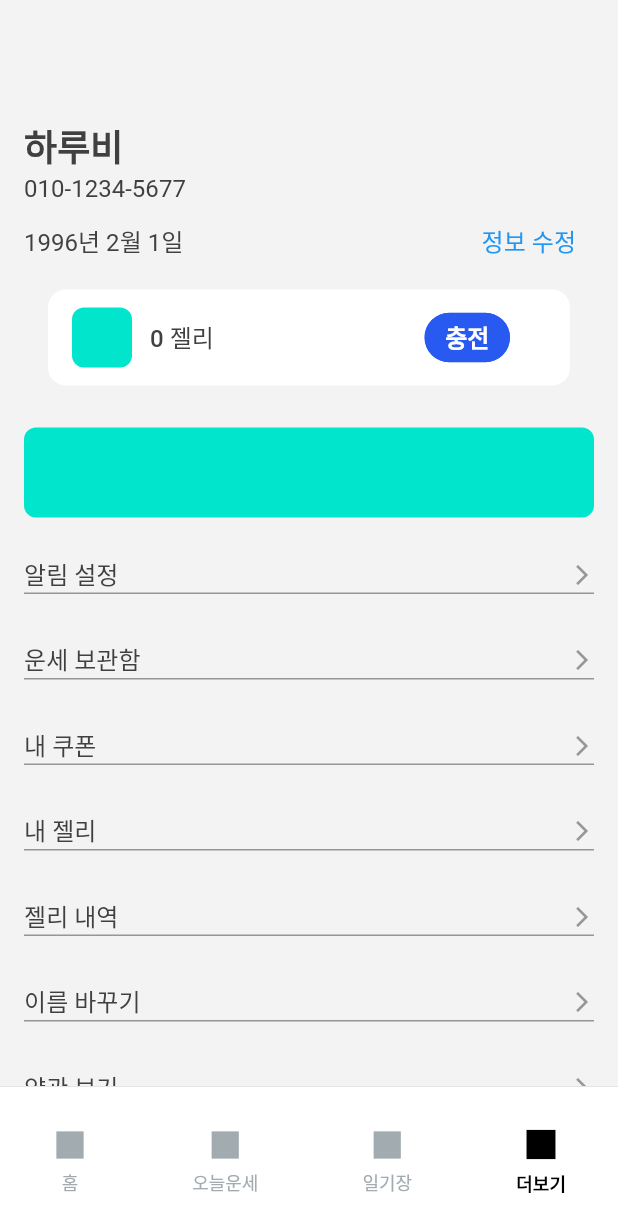
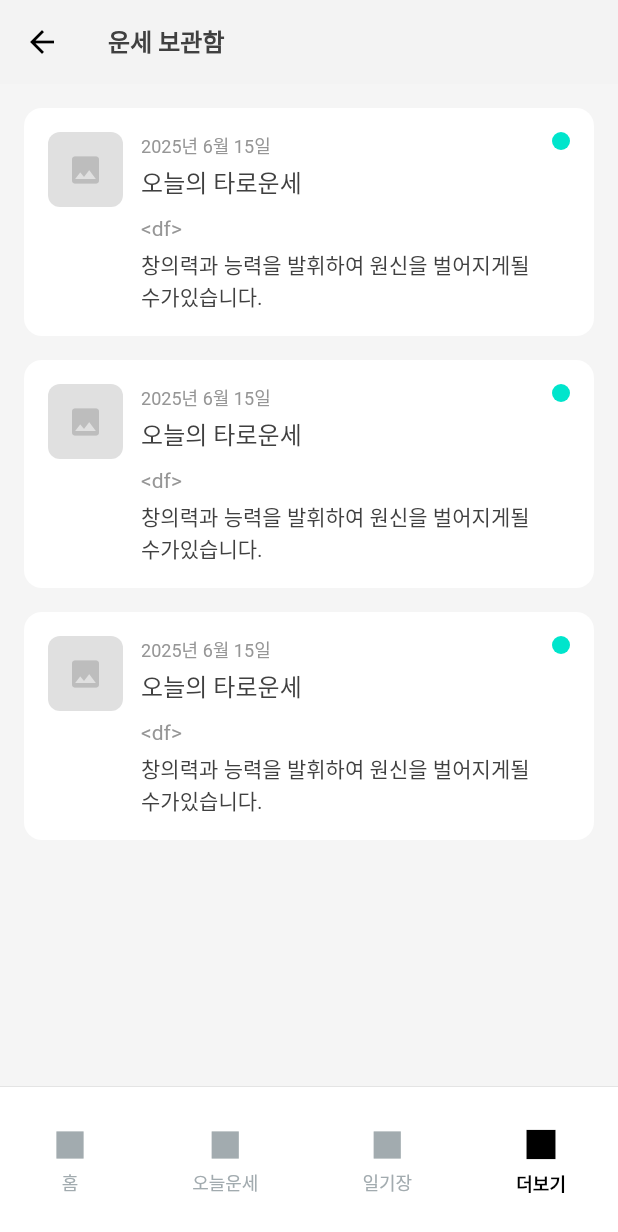
Before and after one commit to KhuongKayyyyy/nexacode_nora, a Flutter app: the screen it shows after launch, item 4 of the bottom bar chosen, after a tap on "운세 보관함", on a phone screen of 412 x 824 dp. Shown: the top 1232 px of the screen. Run offline on Flutter 3.47's test engine with Material 3 defaults, Android fonts, the phone set to English and light mode, and no system bars; our stand-ins replace cached_network_image, carousel_slider, dots_indicator, fluttertoast, get, lottie; Roboto replaces fonts that are missing (Pretendard).

Commit message:
added with fortune history page

```diff
--- a/lib/constants/RouteName.dart
+++ b/lib/constants/RouteName.dart
@@ -11,4 +11,6 @@ class RouteName {
   static const morePersonalInformation = "/morePersonalInformation";
   static const moreFeeHistory = "/moreFeeHistory";
   static const moreCouponPage = "/moreCouponPage";
+  static const moreFortunePage = "/moreFortunePage";
+  static const fortuneDetailPage = "/fortuneDetailPage";
 }
--- a/lib/navs/more_nav.dart
+++ b/lib/navs/more_nav.dart
@@ -3,9 +3,11 @@ import 'package:get/get.dart';
 import 'package:get/get_core/src/get_main.dart';
 import 'package:nora/constants/NavIds.dart';
 import 'package:nora/constants/RouteName.dart';
+import 'package:nora/screens/more/fortune/fortune_detail_page.dart';
 import 'package:nora/screens/more/more_coupon_page.dart';
-import 'package:nora/screens/more/more_fee_history.dart';
-import 'package:nora/screens/more/more_fee_page.dart';
+import 'package:nora/screens/more/fee/more_fee_history.dart';
+import 'package:nora/screens/more/fee/more_fee_page.dart';
+import 'package:nora/screens/more/fortune/more_fortune_page.dart';
 import 'package:nora/screens/more/more_landing_page.dart';
 import 'package:nora/screens/more/more_notice_setting_pages.dart';
 import 'package:nora/screens/more/more_personal_information.dart';
@@ -45,6 +47,18 @@ class MoreNav extends StatelessWidget {
         if (settings.name == RouteName.moreCouponPage) {
           return GetPageRoute(settings: settings, page: () => MoreCouponPage());
         }
+        if (settings.name == RouteName.moreFortunePage) {
+          return GetPageRoute(
+            settings: settings,
+            page: () => MoreFortunePage(),
+          );
+        }
+        if (settings.name == RouteName.fortuneDetailPage) {
+          return GetPageRoute(
+            settings: settings,
+            page: () => FortuneDetailPage(),
+          );
+        }
         return GetPageRoute(settings: settings, page: () => MoreLandingPage());
       },
     );
--- /dev/null
+++ b/lib/screens/more/fortune/more_fortune_page.dart
@@ -0,0 +1,108 @@
+import 'package:flutter/material.dart';
+import 'package:get/get.dart';
+import 'package:get/get_core/src/get_main.dart';
+import 'package:nora/components/AppText.dart';
+import 'package:nora/constants/ColorConstants.dart';
+import 'package:nora/constants/NavIds.dart';
+import 'package:nora/constants/RouteName.dart';
+
+class MoreFortunePage extends StatelessWidget {
+  const MoreFortunePage({super.key});
+
+  @override
+  Widget build(BuildContext context) {
+    return Scaffold(
+      appBar: AppBar(
+        centerTitle: false,
+        title: AppText(
+          text: "운세 보관함",
+          fontSize: 16,
+          fontWeight: FontWeight.bold,
+        ),
+      ),
+      backgroundColor: Color(0xFFF5F5F5),
+      body: ListView.builder(
+        padding: EdgeInsets.all(16),
+        itemCount: 3,
+        itemBuilder: (context, index) {
+          return _buildFortuneItem();
+        },
+      ),
+    );
+  }
+
+  Widget _buildFortuneItem() {
+    return InkWell(
+      onTap: () => Get.toNamed(RouteName.fortuneDetailPage, id: NavIds.more),
+      child: Container(
+        margin: EdgeInsets.only(bottom: 16),
+        padding: EdgeInsets.all(16),
+        decoration: BoxDecoration(
+          color: Colors.white,
+          borderRadius: BorderRadius.circular(12),
+        ),
+        child: Row(
+          crossAxisAlignment: CrossAxisAlignment.start,
+          children: [
+            Container(
+              width: 50,
+              height: 50,
+              decoration: BoxDecoration(
+                color: Color(0xFFE0E0E0),
+                borderRadius: BorderRadius.circular(8),
+              ),
+              child: Icon(Icons.image, color: Color(0xFFBDBDBD), size: 24),
+            ),
+            SizedBox(width: 12),
+            Expanded(
+              child: Column(
+                crossAxisAlignment: CrossAxisAlignment.start,
+                children: [
+                  AppText(
+                    text: "2025년 6월 15일",
+                    fontSize: 12,
+                    fontWeight: FontWeight.normal,
+                    color: ColorConstants.color96,
+                  ),
+                  SizedBox(height: 4),
+                  AppText(
+                    text: "오늘의 타로운세",
+                    fontSize: 16,
+                    fontWeight: FontWeight.w500,
+                  ),
+                  SizedBox(height: 8),
+                  AppText(
+                    text: "<df>",
+                    fontSize: 14,
+                    fontWeight: FontWeight.normal,
+                    color: ColorConstants.color96,
+                  ),
+                  SizedBox(height: 4),
+                  AppText(
+                    text: "창의력과 능력을 발휘하여 원신을 벌어지게될",
+                    fontSize: 14,
+                    fontWeight: FontWeight.normal,
+                  ),
+                  AppText(
+                    text: "수가있습니다.",
+                    fontSize: 14,
+                    fontWeight: FontWeight.normal,
+                  ),
+                ],
+              ),
+            ),
+            SizedBox(width: 8),
+            Container(
+              width: 12,
+              height: 12,
+              decoration: BoxDecoration(
+                color: Color(0xFF00E5CC),
+                shape: BoxShape.circle,
+              ),
+            ),
+          ],
+        ),
+      ),
+    );
+  }
+}
--- a/lib/screens/more/more_landing_page.dart
+++ b/lib/screens/more/more_landing_page.dart
@@ -31,7 +31,11 @@ class MoreLandingPage extends StatelessWidget {
                 onTap: () =>
                     Get.toNamed(RouteName.moreNoticeSetting, id: NavIds.more),
               ),
-              _buildSettingItem(title: "운세 보관함", onTap: () {}),
+              _buildSettingItem(
+                title: "운세 보관함",
+                onTap: () =>
+                    Get.toNamed(RouteName.moreFortunePage, id: NavIds.more),
+              ),
               _buildSettingItem(
                 title: "내 쿠폰",
                 onTap: () =>
```
Also changed, not shown: lib/screens/more/fortune/fortune_detail_page.dart (added, +193 -0 lines), lib/screens/more/fee/more_fee_history.dart (renamed from lib/screens/more/more_fee_history.dart), lib/screens/more/fee/more_fee_page.dart (renamed from lib/screens/more/more_fee_page.dart).
